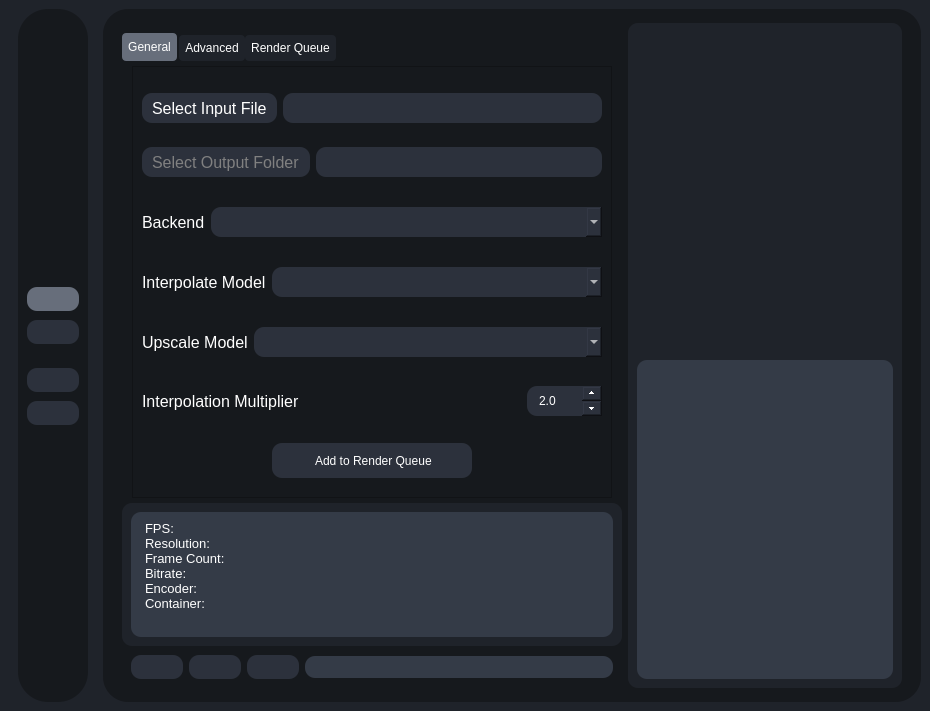
This is testRVEInterface.ui in gokulmc/enhance_crop as Qt 5 draws it before an edit. The edited form follows.
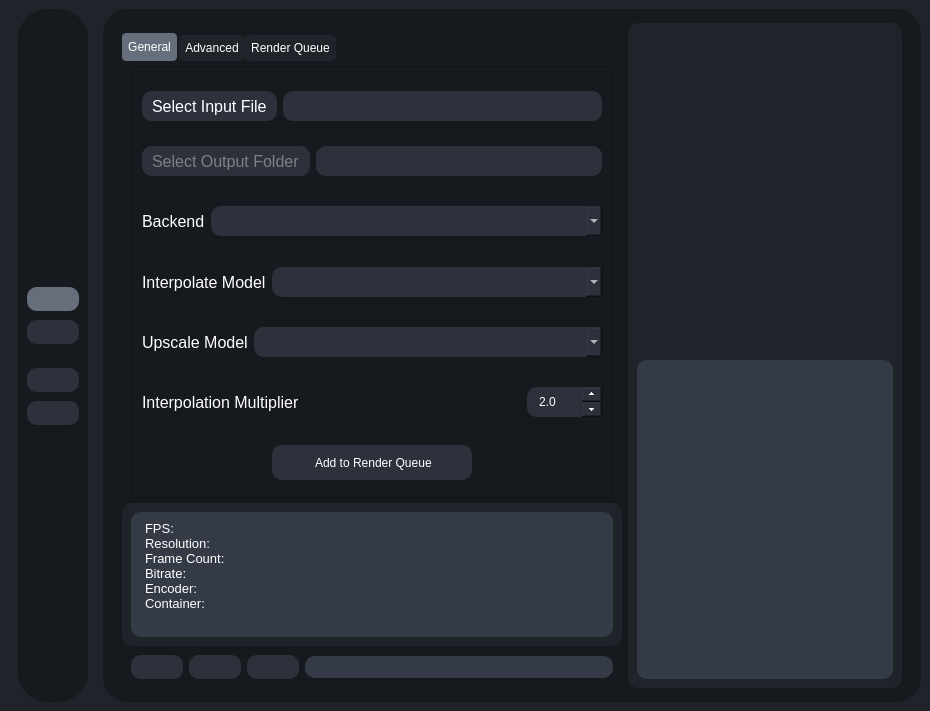
This is the edited form. Icons and pictures are not drawn.

Commit message: no error exit

Diff of the .ui file:
```diff
--- a/testRVEInterface.ui
+++ b/testRVEInterface.ui
@@ -10,7 +10,7 @@
    </rect>
   </property>
   <property name="sizePolicy">
-   <sizepolicy hsizetype="Minimum" vsizetype="Minimum">
+   <sizepolicy hsizetype="Preferred" vsizetype="Preferred">
     <horstretch>0</horstretch>
     <verstretch>0</verstretch>
    </sizepolicy>
@@ -678,6 +678,12 @@
                      </property>
                      <item>
                       <widget class="QWidget" name="widget_5" native="true">
+                       <property name="sizePolicy">
+                        <sizepolicy hsizetype="MinimumExpanding" vsizetype="MinimumExpanding">
+                         <horstretch>0</horstretch>
+                         <verstretch>0</verstretch>
+                        </sizepolicy>
+                       </property>
                        <layout class="QHBoxLayout" name="horizontalLayout_13">
                         <property name="leftMargin">
                          <number>0</number>
@@ -720,10 +726,13 @@
                              <x>0</x>
                              <y>0</y>
                              <width>478</width>
-                             <height>445</height>
+                             <height>461</height>
                             </rect>
                            </property>
                            <layout class="QVBoxLayout" name="verticalLayout_32">
+                            <property name="spacing">
+                             <number>9</number>
+                            </property>
                             <item>
                              <widget class="QWidget" name="inputFileContainer" native="true">
                               <layout class="QHBoxLayout" name="horizontalLayout_4">
```
Left out of the diff: 6 changed lines with no effect on the pictures. The commit also changes 2 other files.
